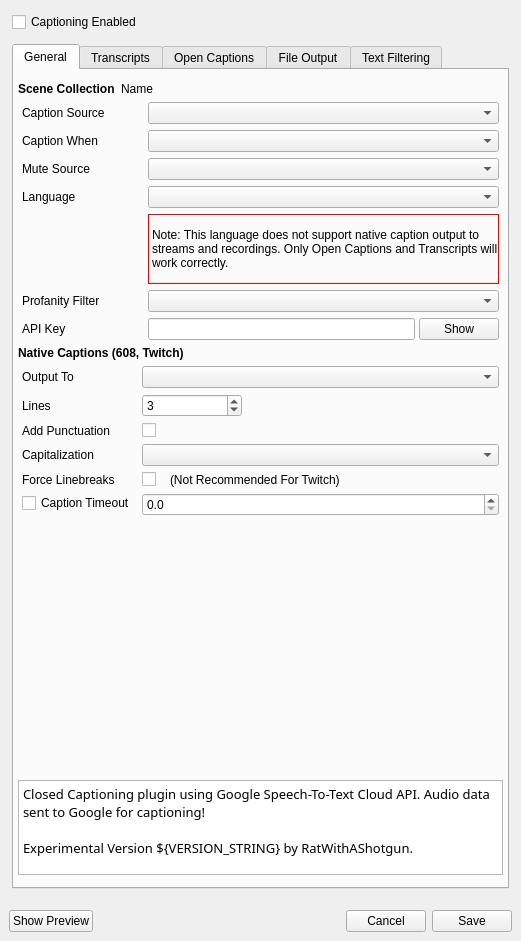
ratwithacompiler/OBS-captions-plugin, file src/ui/CaptionSettingsWidget.ui: the form before one commit.
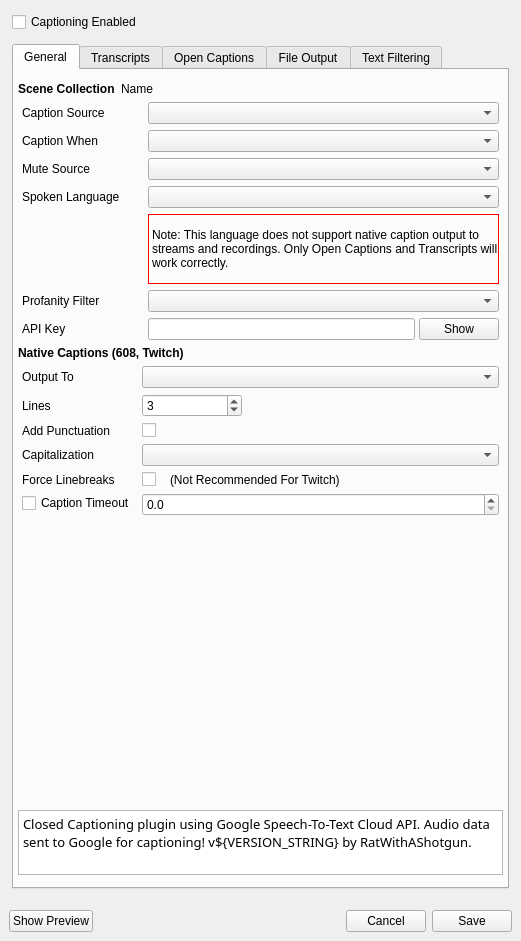
The form after the commit.

The edit to the form file:
```diff
--- a/src/ui/CaptionSettingsWidget.ui
+++ b/src/ui/CaptionSettingsWidget.ui
@@ -299,7 +299,7 @@
                  </size>
                 </property>
                 <property name="text">
-                 <string>Language </string>
+                 <string>Spoken Language </string>
                 </property>
                </widget>
               </item>
@@ -657,7 +657,7 @@
              <property name="maximumSize">
               <size>
                <width>16777215</width>
-               <height>95</height>
+               <height>65</height>
               </size>
              </property>
              <property name="font">
@@ -674,9 +674,7 @@
 li.unchecked::marker { content: &quot;\2610&quot;; }
 li.checked::marker { content: &quot;\2612&quot;; }
 &lt;/style&gt;&lt;/head&gt;&lt;body style=&quot; font-family:'.SF NS'; font-size:11pt; font-weight:400; font-style:normal;&quot;&gt;
-&lt;p style=&quot; margin-top:0px; margin-bottom:0px; margin-left:0px; margin-right:0px; -qt-block-indent:0; text-indent:0px;&quot;&gt;&lt;span style=&quot; font-family:'.SF NS Text'; font-size:10pt;&quot;&gt;Closed Captioning plugin using Google Speech-To-Text Cloud API. Audio data sent to Google for captioning!&lt;/span&gt;&lt;/p&gt;
-&lt;p style=&quot;-qt-paragraph-type:empty; margin-top:0px; margin-bottom:0px; margin-left:0px; margin-right:0px; -qt-block-indent:0; text-indent:0px; font-family:'.SF NS Text'; font-size:10pt;&quot;&gt;&lt;br /&gt;&lt;/p&gt;
-&lt;p style=&quot; margin-top:0px; margin-bottom:0px; margin-left:0px; margin-right:0px; -qt-block-indent:0; text-indent:0px;&quot;&gt;&lt;span style=&quot; font-family:'.SF NS Text'; font-size:10pt;&quot;&gt;Experimental Version ${VERSION_STRING} by RatWithAShotgun.&lt;/span&gt;&lt;/p&gt;&lt;/body&gt;&lt;/html&gt;</string>
+&lt;p style=&quot; margin-top:0px; margin-bottom:0px; margin-left:0px; margin-right:0px; -qt-block-indent:0; text-indent:0px;&quot;&gt;&lt;span style=&quot; font-family:'.SF NS Text'; font-size:10pt;&quot;&gt;Closed Captioning plugin using Google Speech-To-Text Cloud API. Audio data sent to Google for captioning! v${VERSION_STRING} by RatWithAShotgun.&lt;/span&gt;&lt;/p&gt;&lt;/body&gt;&lt;/html&gt;</string>
              </property>
             </widget>
            </item>
```
Left out of the diff: 4 changed lines with no effect on the pictures.
